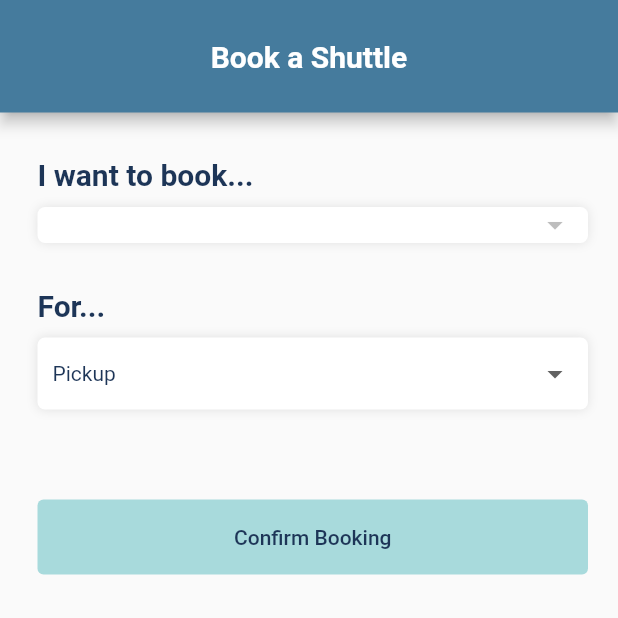
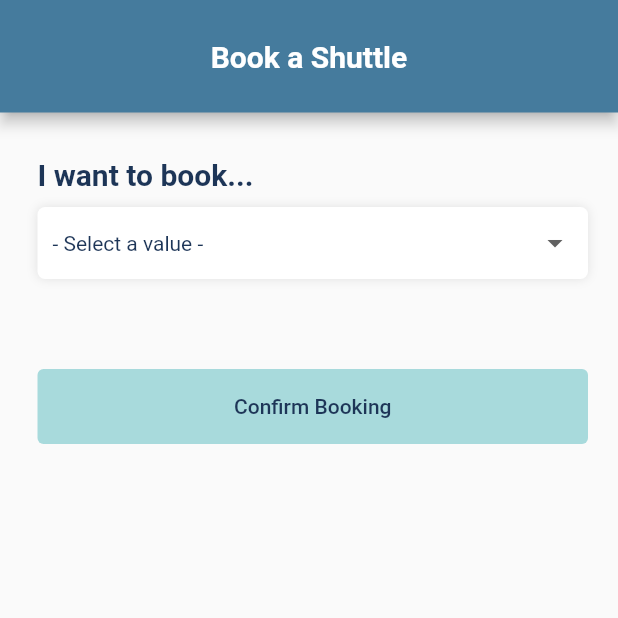
Before and after one commit to AndreaGon/ShuttleStalk, a Flutter app: the Booking screen opened by its route, on a phone screen of 412 x 824 dp, the top half of it. Run offline on Flutter 3.47's test engine with Material 2 defaults, Android fonts, the light colour scheme and no system bars; our stand-ins replace cloud_firestore, firebase_auth, firebase_core, firebase_messaging, flutter_screenutil, fluttertoast and 1 more; missing offline and left inert: flutter_custom_month_picker; accounts and stored records are empty.

Commit message:
Booking page connection to Firestore (WIP)

```diff
--- a/lib/view/booking/booking_view.dart
+++ b/lib/view/booking/booking_view.dart
@@ -19,9 +19,10 @@ class _BookingState extends State<Booking> {
 
   final BookingVM bookingVM = BookingVM();
 
-  bool isVisible = false;
-  var listOfTime = [];
-  var listOfLocation = [];
+  bool isTimeLocationVisible = false;
+  bool isPickupDropoffVisible = false;
+  List<Map<dynamic, dynamic>> listOfTime = [];
+  List<Map<dynamic, dynamic>> listOfLocation = [];
   var shuttleData = {};
 
   @override
@@ -37,9 +38,9 @@ class _BookingState extends State<Booking> {
       body: FutureBuilder(
         future: bookingVM.getShuttleInfo(),
         builder: (BuildContext context, AsyncSnapshot<dynamic> snapshot) {
-          List<Map<String, dynamic>> listOfShuttleNames = [];
+          List<Map<String, dynamic>> listOfShuttleNames = [{"display": "- Select a value -", "value": "null"}];
 
-          var pickupDropoff = [{"display": "Pickup", "value": "pickup"},{"display": "Dropoff", "value": "dropoff"}];
+          var pickupDropoff = [{"display": "- Select a value -", "value": "null"},{"display": "Pickup", "value": "pickup"},{"display": "Dropoff", "value": "dropoff"}];
 
           if(!snapshot.hasData) {
             return Center(child: CircularProgressIndicator());
@@ -47,11 +48,7 @@ class _BookingState extends State<Booking> {
           else{
             for(int i = 0; i < snapshot.data.length; i++){
               listOfShuttleNames.add({"display": snapshot.data[i]["routeName"], "value": snapshot.data[i]["id"]});
-              // listOfTime.add(snapshot.data[i]["pickupTime"].toString());
-              // listOfLocation.add(snapshot.data[i]["route"].toString());
             }
-
-            print("CONTENT: " + listOfShuttleNames.toString());
           }
 
           return Column(
@@ -65,13 +62,34 @@ class _BookingState extends State<Booking> {
 
               Padding(
                   padding: EdgeInsets.only(bottom: 30, left: 25, right: 20, top: 10), //apply padding to all four sides
-                  child: BookingDropdownLayout(items: listOfShuttleNames, onItemSelected: (value) async => {
-                    await bookingVM.getShuttleInfoId(value).then((value) => {
+                  child: BookingDropdownLayout(items: listOfShuttleNames, onItemSelected: (value) => {
+                    setState(() {
+
+                      if(value != "null"){
+                        bookingVM.getShuttleInfoId(value).then((value) => {
                           shuttleData = value.data()
+                        });
+
+                        isPickupDropoffVisible = true;
+                      }
+                      else{
+                        isPickupDropoffVisible = false;
+                        ScaffoldMessenger.of(context).showSnackBar(SnackBar(
+                          content: Text("Please select a route"),
+                        ));
+                      }
+
+
                     })
                   },)
               ),
 
+              Visibility(
+                visible: isPickupDropoffVisible,
+                child: Column(
+                  mainAxisAlignment: MainAxisAlignment.start,
+                  crossAxisAlignment: CrossAxisAlignment.start,
+                  children: [
                     Padding(
                         padding: EdgeInsets.only(bottom: 5, left: 25, right: 20), //apply padding to all four sides
                         child: Text("For...", style: TextStyle(fontSize: 20, fontWeight: FontWeight.bold, color: darkblue))
@@ -81,15 +99,41 @@ class _BookingState extends State<Booking> {
                         padding: EdgeInsets.only(bottom: 30, left: 25, right: 20, top: 5), //apply padding to all four sides
                         child: BookingDropdownLayout(items: pickupDropoff, onItemSelected: (value)=> {
                           setState(() {
-                      isVisible = true;
+                            isTimeLocationVisible = false;
+                            listOfTime = [];
+                            listOfLocation = [];
+                            if(value == "pickup"){
+                              for(int i = 0; i < shuttleData["pickupTime"].length; i++){
+                                listOfTime.add(shuttleData["pickupTime"][i]);
+                              }
+                            }
+                            else{
+                              for(int i = 0; i < shuttleData["dropoffTime"].length; i++){
+                                listOfTime.add(shuttleData["dropoffTime"][i]);
+                              }
+                            }
 
-                      print(value);
+                            for(int i = 0; i < shuttleData["route"].length; i++){
+                              listOfLocation.add({
+                                "display":shuttleData["route"][i]["display"],
+                                "value": {
+                                  "longitude": shuttleData["route"][i]["value"]["longitude"],
+                                  "latitude": shuttleData["route"][i]["value"]["latitude"]
+                                }.toString()
+                              });
+                            }
+
+                            print(listOfTime);
+                            isTimeLocationVisible = true;
                           })
                         },)
+                    )
+                  ]
+                )
               ),
 
               Visibility(
-                  visible: isVisible,
+                  visible: isTimeLocationVisible,
                   child: Column(
                     mainAxisAlignment: MainAxisAlignment.start,
                     crossAxisAlignment: CrossAxisAlignment.start,
@@ -101,7 +145,7 @@ class _BookingState extends State<Booking> {
 
                       Padding(
                           padding: EdgeInsets.only(bottom: 30, left: 25, right: 20, top: 10), //apply padding to all four sides
-                          child: BookingDropdownLayout(items: pickupDropoff, onItemSelected: (value)=>{
+                          child: BookingDropdownLayout(items: listOfTime, onItemSelected: (value)=>{
 
                           },)
                       ),
@@ -113,7 +157,7 @@ class _BookingState extends State<Booking> {
 
                       Padding(
                           padding: EdgeInsets.only(bottom: 5, left: 25, right: 20, top: 10), //apply padding to all four sides
-                          child: BookingDropdownLayout(items: pickupDropoff, onItemSelected: (value)=>{
+                          child: BookingDropdownLayout(items: listOfLocation, onItemSelected: (value)=>{
 
                           },)
                       ),
--- a/lib/view/booking/layout/booking_dropdown_layout.dart
+++ b/lib/view/booking/layout/booking_dropdown_layout.dart
@@ -4,7 +4,7 @@ import 'package:flutter/material.dart';
 import '../../../res/colors.dart';
 
 class BookingDropdownLayout extends StatefulWidget {
-  List<Map<String, dynamic>> items;
+  List<Map<dynamic, dynamic>> items;
   Function(String) onItemSelected;
 
   BookingDropdownLayout({Key? key, required this.items, required this.onItemSelected}) : super(key: key);
@@ -18,7 +18,7 @@ class _BookingDropdownLayoutState extends State<BookingDropdownLayout> {
 
   @override
   void initState() {
-    dropdownValue = widget.items.first["value"];
+    dropdownValue = (widget.items.first["value"].toString());
   }
 
   @override
```
Lines whose indentation alone changed are shown as unchanged.
